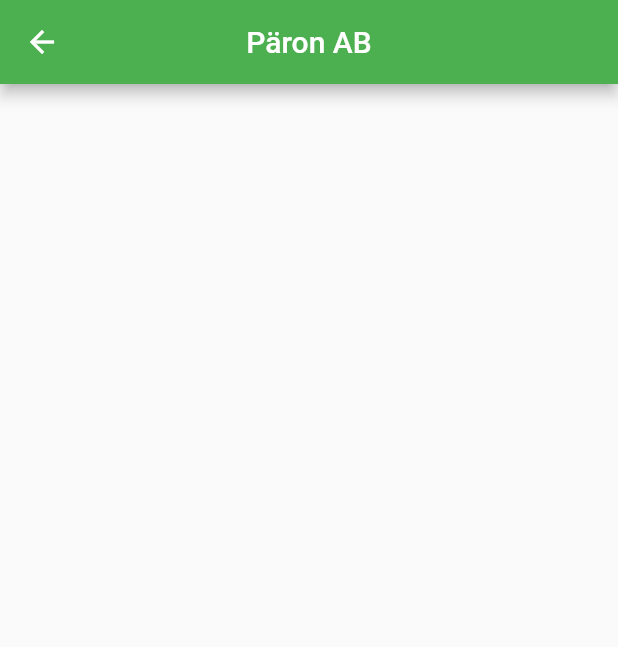
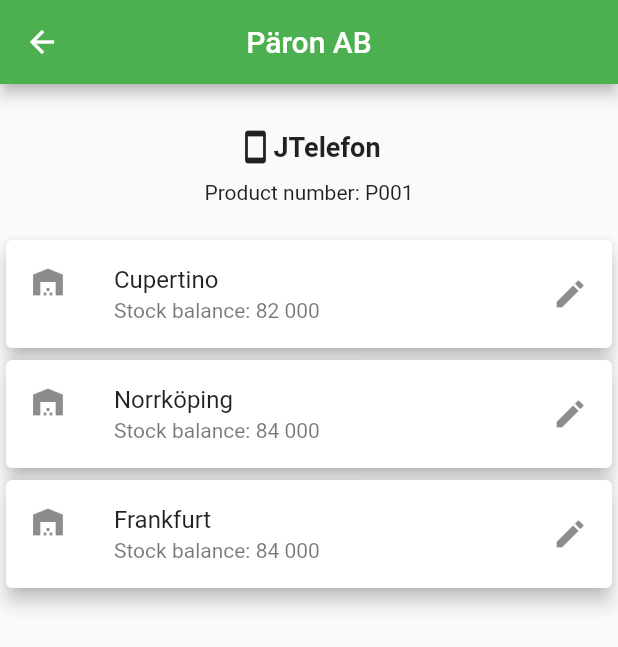
Before and after one commit to berglundlovisa/arbetsprov_paronab, a Flutter app: the screen it shows after launch, after a tap on "JTelefon", on a phone screen of 412 x 824 dp. Shown: the top 647 px of the screen. Run offline on Flutter 3.47's test engine with Material 2 defaults, Android fonts, the phone set to English and light mode, and no system bars.

Commit message:
första utkast layout views

```diff
--- a/lib/edit_jtelefon_view.dart
+++ /dev/null
@@ -1,15 +0,0 @@
-import 'package:flutter/material.dart';
-
-class EditJTelefonView extends StatelessWidget {
-  const EditJTelefonView({Key? key}) : super(key: key);
-
-  @override
-  Widget build(BuildContext context) {
-    return Scaffold(
-      appBar: AppBar(
-        centerTitle: true,
-        title: const Text('Päron AB'),
-      ),
-    );
-  }
-}
--- a/lib/main.dart
+++ b/lib/main.dart
@@ -1,7 +1,8 @@
 import 'package:flutter/material.dart';
-import 'package:my_first_app/edit_jplatta_view.dart';
-import 'package:my_first_app/edit_jtelefon_view.dart';
-import 'package:my_first_app/edit_paronklocka_view.dart';
+
+import 'views/productviews/edit_jplatta_view.dart';
+import 'views/productviews/edit_jtelefon_view.dart';
+import 'views/productviews/edit_paronklocka_view.dart';
 
 void main() {
   runApp(const MyApp());
@@ -14,6 +15,7 @@ class MyApp extends StatelessWidget {
   @override
   Widget build(BuildContext context) {
     return MaterialApp(
+      debugShowCheckedModeBanner: false,
       title: 'Päron AB',
       theme: ThemeData(
         primarySwatch: Colors.green,
@@ -26,6 +28,7 @@ class MyApp extends StatelessWidget {
 class MyHomePage extends StatelessWidget {
   const MyHomePage({Key? key}) : super(key: key);
 
+  @override
   Widget build(BuildContext context) {
     return Scaffold(
       appBar: AppBar(
@@ -39,7 +42,7 @@ class MyHomePage extends StatelessWidget {
           children: [
             Container(height: 30),
             const Text(
-              ('Produkter'),
+              ('Products'),
               style: TextStyle(fontSize: 18, fontWeight: FontWeight.bold),
             ),
             Container(height: 20),
@@ -51,12 +54,14 @@ class MyHomePage extends StatelessWidget {
                       builder: (context) => const EditJTelefonView()),
                 );
               },
+              //JTelefon ska fungera att ändra lagersaldo för
               child: const Card(
                 elevation: 5,
                 child: ListTile(
                   leading: Icon(Icons.smartphone),
                   title: Text('JTelefon'),
-                  subtitle: Text('Lagersaldo: 250 000'),
+                  subtitle: Text(
+                      'Total stock balance: 250 000'), //FÅ LAGERSALDO FRÅN FIRESTORE
                   trailing: Icon(Icons.edit),
                 ),
               ),
@@ -74,7 +79,8 @@ class MyHomePage extends StatelessWidget {
                 child: ListTile(
                   leading: Icon(Icons.tablet),
                   title: Text('JPlatta'),
-                  subtitle: Text('Lagersaldo: 330 000'),
+                  subtitle: Text(
+                      'Total stock balance: 330 000'), //FÅ LAGERSALDO FRÅN FIRESTORE
                   trailing: Icon(Icons.edit),
                 ),
               ),
@@ -92,7 +98,8 @@ class MyHomePage extends StatelessWidget {
                 child: ListTile(
                   leading: Icon(Icons.watch),
                   title: Text('Päronklocka'),
-                  subtitle: Text('Lagersaldo: 288 000'),
+                  subtitle: Text(
+                      'Total stock balance: 288 000'), //FÅ LAGERSALDO FRÅN FIRESTORE
                   trailing: Icon(Icons.edit),
                 ),
               ),
--- /dev/null
+++ b/lib/views/productviews/edit_jtelefon_view.dart
@@ -0,0 +1,95 @@
+import 'package:flutter/material.dart';
+
+import '../warehouseviews/cupertino_view.dart';
+import '../warehouseviews/frankfurt_view.dart';
+import '../warehouseviews/norrkoping_view.dart';
+
+class EditJTelefonView extends StatelessWidget {
+  const EditJTelefonView({Key? key}) : super(key: key);
+
+  @override
+  Widget build(BuildContext context) {
+    return Scaffold(
+      appBar: AppBar(
+        centerTitle: true,
+        title: const Text('Päron AB'),
+      ),
+      body: Center(
+        child: Column(
+          mainAxisAlignment: MainAxisAlignment.start,
+          crossAxisAlignment: CrossAxisAlignment.center,
+          children: [
+            Container(height: 30),
+            Row(
+              mainAxisAlignment: MainAxisAlignment.center,
+              children: const [
+                Icon(Icons.smartphone),
+                Text(
+                  ('JTelefon'),
+                  style: TextStyle(fontSize: 18, fontWeight: FontWeight.bold),
+                ),
+              ],
+            ),
+            Container(height: 10),
+            const Text('Product number: P001'),
+            Container(height: 20),
+            GestureDetector(
+              onTap: () {
+                Navigator.push(
+                  context,
+                  MaterialPageRoute(
+                      builder: (context) => const EditCupertinoJTelefonView()),
+                );
+              },
+              child: const Card(
+                elevation: 5,
+                child: ListTile(
+                  leading: Icon(Icons.warehouse),
+                  title: Text('Cupertino'),
+                  subtitle: Text('Stock balance: 82 000'),
+                  trailing: Icon(Icons.edit),
+                ),
+              ),
+            ),
+            GestureDetector(
+              onTap: () {
+                Navigator.push(
+                  context,
+                  MaterialPageRoute(
+                      builder: (context) => const EditNorrkopingJTelefonView()),
+                );
+              },
+              child: const Card(
+                elevation: 5,
+                child: ListTile(
+                  leading: Icon(Icons.warehouse),
+                  title: Text('Norrköping'),
+                  subtitle: Text('Stock balance: 84 000'),
+                  trailing: Icon(Icons.edit),
+                ),
+              ),
+            ),
+            GestureDetector(
+              onTap: () {
+                Navigator.push(
+                  context,
+                  MaterialPageRoute(
+                      builder: (context) => const EditFrankfurtJTelefonView()),
+                );
+              },
+              child: const Card(
+                elevation: 5,
+                child: ListTile(
+                  leading: Icon(Icons.warehouse),
+                  title: Text('Frankfurt'),
+                  subtitle: Text('Stock balance: 84 000'),
+                  trailing: Icon(Icons.edit),
+                ),
+              ),
+            ),
+          ],
+        ),
+      ),
+    );
+  }
+}
```
Also changed, not shown: lib/edit_jplatta_view.dart (deleted, +0 -15 lines), lib/edit_paronklocka_view.dart (deleted, +0 -15 lines), lib/views/productviews/edit_jplatta_view.dart (added, +73 -0 lines), lib/views/productviews/edit_paronklocka_view.dart (added, +73 -0 lines), lib/views/warehouseviews/cupertino_view.dart (added, +104 -0 lines), lib/views/warehouseviews/frankfurt_view.dart (added, +104 -0 lines), lib/views/warehouseviews/norrkoping_view.dart (added, +105 -0 lines).
